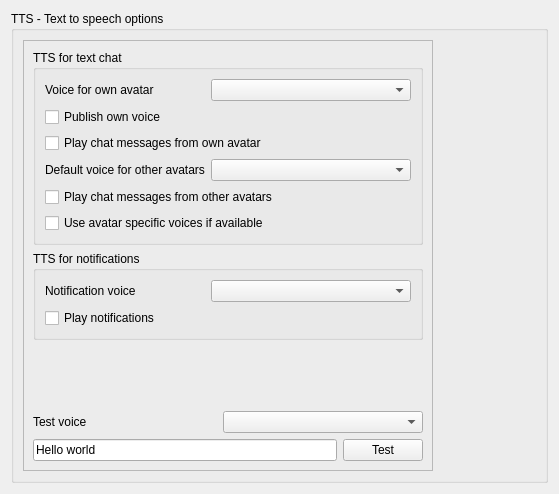
This is TtsModule/ui/TTSSettings.ui in realXtend/tundra as Qt 5 draws it before an edit. The edited form follows.
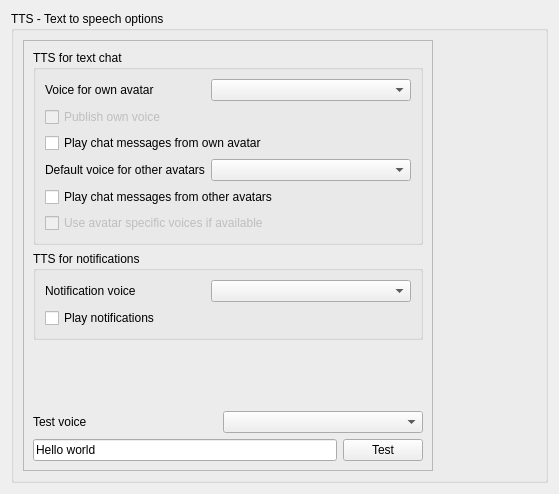
This is the edited form.

Commit message: Disable some tts features since ec sync for avatar is not implemented yet.

What changed in the file:
```diff
--- a/TtsModule/ui/TTSSettings.ui
+++ b/TtsModule/ui/TTSSettings.ui
@@ -65,6 +65,9 @@
                 </item>
                 <item>
                  <widget class="QCheckBox" name="publishOwnVoiceCheckBox">
+                  <property name="enabled">
+                   <bool>false</bool>
+                  </property>
                   <property name="text">
                    <string>Publish own voice</string>
                   </property>
@@ -120,6 +123,9 @@
                  <layout class="QHBoxLayout" name="horizontalLayout_11">
                   <item>
                    <widget class="QCheckBox" name="avatarSpecificVoicesCheckBox">
+                    <property name="enabled">
+                     <bool>false</bool>
+                    </property>
                     <property name="text">
                      <string>Use avatar specific voices if available</string>
                     </property>
```
The commit also changes 1 other file.
